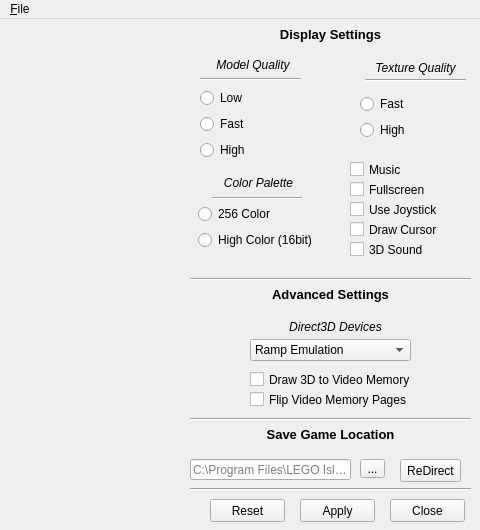
This is src/ui/main.ui in le717/ICU as Qt 5 draws it before an edit. The edited form follows.
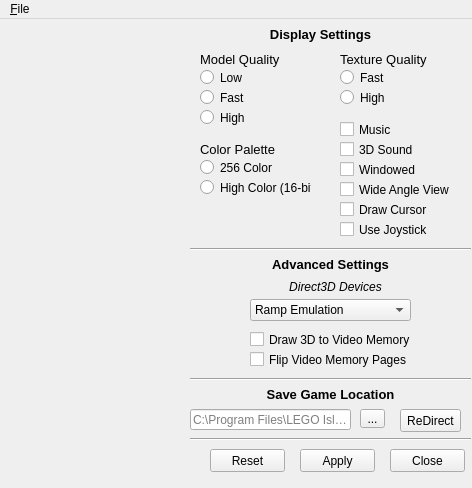
This is the edited form. Icons and pictures are not drawn.

Commit message: Rework some of the UI [ci skip]

Patch:
```diff
--- a/src/ui/main.ui
+++ b/src/ui/main.ui
@@ -6,20 +6,20 @@
    <rect>
     <x>0</x>
     <y>0</y>
-    <width>480</width>
-    <height>530</height>
+    <width>472</width>
+    <height>488</height>
    </rect>
   </property>
   <property name="minimumSize">
    <size>
-    <width>480</width>
-    <height>530</height>
+    <width>472</width>
+    <height>488</height>
    </size>
   </property>
   <property name="maximumSize">
    <size>
-    <width>480</width>
-    <height>530</height>
+    <width>472</width>
+    <height>488</height>
    </size>
   </property>
   <property name="windowTitle">
@@ -46,7 +46,7 @@
     <property name="geometry">
      <rect>
       <x>10</x>
-      <y>20</y>
+      <y>10</y>
       <width>168</width>
       <height>450</height>
      </rect>
@@ -61,8 +61,8 @@
    <widget class="QCheckBox" name="chkFullscreen">
     <property name="geometry">
      <rect>
-      <x>350</x>
-      <y>160</y>
+      <x>340</x>
+      <y>140</y>
       <width>81</width>
       <height>21</height>
      </rect>
@@ -74,7 +74,7 @@
      <string notr="true">font: 10pt &quot;Segoe UI&quot;;</string>
     </property>
     <property name="text">
-     <string notr="true">Fullscreen</string>
+     <string notr="true">Windowed</string>
     </property>
     <property name="checkable">
      <bool>true</bool>
@@ -83,8 +83,8 @@
    <widget class="QCheckBox" name="chkMusic">
     <property name="geometry">
      <rect>
-      <x>350</x>
-      <y>140</y>
+      <x>340</x>
+      <y>100</y>
       <width>61</width>
       <height>21</height>
      </rect>
@@ -102,8 +102,8 @@
    <widget class="QCheckBox" name="chkJoystick">
     <property name="geometry">
      <rect>
-      <x>350</x>
-      <y>180</y>
+      <x>340</x>
+      <y>200</y>
       <width>91</width>
       <height>21</height>
      </rect>
@@ -121,8 +121,8 @@
    <widget class="QCheckBox" name="chkSound">
     <property name="geometry">
      <rect>
-      <x>350</x>
-      <y>220</y>
+      <x>340</x>
+      <y>120</y>
       <width>81</width>
       <height>21</height>
      </rect>
@@ -140,7 +140,7 @@
    <widget class="QLabel" name="lbDisplay">
     <property name="geometry">
      <rect>
-      <x>260</x>
+      <x>250</x>
       <y>0</y>
       <width>141</width>
       <height>31</height>
@@ -150,50 +150,11 @@
      <string notr="true">&lt;html&gt;&lt;head/&gt;&lt;body&gt;&lt;p align=&quot;center&quot;&gt;&lt;span style=&quot; font-size:10pt; font-weight:600;&quot;&gt;Display Settings&lt;/span&gt;&lt;/p&gt;&lt;/body&gt;&lt;/html&gt;</string>
     </property>
    </widget>
-   <widget class="Line" name="line3">
-    <property name="geometry">
-     <rect>
-      <x>212</x>
-      <y>169</y>
-      <width>90</width>
-      <height>20</height>
-     </rect>
-    </property>
-    <property name="orientation">
-     <enum>Qt::Horizontal</enum>
-    </property>
-   </widget>
-   <widget class="Line" name="line2">
-    <property name="geometry">
-     <rect>
-      <x>365</x>
-      <y>51</y>
-      <width>101</width>
-      <height>20</height>
-     </rect>
-    </property>
-    <property name="orientation">
-     <enum>Qt::Horizontal</enum>
-    </property>
-   </widget>
-   <widget class="Line" name="line1">
-    <property name="geometry">
-     <rect>
-      <x>200</x>
-      <y>50</y>
-      <width>101</width>
-      <height>20</height>
-     </rect>
-    </property>
-    <property name="orientation">
-     <enum>Qt::Horizontal</enum>
-    </property>
-   </widget>
    <widget class="Line" name="line4">
     <property name="geometry">
      <rect>
       <x>190</x>
-      <y>250</y>
+      <y>220</y>
       <width>281</width>
       <height>20</height>
      </rect>
@@ -206,7 +167,7 @@
     <property name="geometry">
      <rect>
       <x>250</x>
-      <y>320</y>
+      <y>280</y>
       <width>161</width>
       <height>22</height>
      </rect>
@@ -236,7 +197,7 @@
     <property name="geometry">
      <rect>
       <x>260</x>
-      <y>260</y>
+      <y>230</y>
       <width>141</width>
       <height>31</height>
      </rect>
@@ -249,7 +210,7 @@
     <property name="geometry">
      <rect>
       <x>280</x>
-      <y>300</y>
+      <y>260</y>
       <width>111</width>
       <height>17</height>
      </rect>
@@ -268,7 +229,7 @@
     <property name="geometry">
      <rect>
       <x>250</x>
-      <y>350</y>
+      <y>310</y>
       <width>181</width>
       <height>21</height>
      </rect>
@@ -287,7 +248,7 @@
     <property name="geometry">
      <rect>
       <x>250</x>
-      <y>370</y>
+      <y>330</y>
       <width>181</width>
       <height>21</height>
      </rect>
@@ -305,8 +266,8 @@
    <widget class="QCheckBox" name="chkCursor">
     <property name="geometry">
      <rect>
-      <x>350</x>
-      <y>200</y>
+      <x>340</x>
+      <y>180</y>
       <width>101</width>
       <height>21</height>
      </rect>
@@ -325,7 +286,7 @@
     <property name="geometry">
      <rect>
       <x>210</x>
-      <y>480</y>
+      <y>430</y>
       <width>75</width>
       <height>23</height>
      </rect>
@@ -338,7 +299,7 @@
     <property name="geometry">
      <rect>
       <x>190</x>
-      <y>440</y>
+      <y>390</y>
       <width>161</width>
       <height>21</height>
      </rect>
@@ -354,7 +315,7 @@
     <property name="geometry">
      <rect>
       <x>260</x>
-      <y>400</y>
+      <y>360</y>
       <width>141</width>
       <height>31</height>
      </rect>
@@ -367,7 +328,7 @@
     <property name="geometry">
      <rect>
       <x>190</x>
-      <y>390</y>
+      <y>350</y>
       <width>281</width>
       <height>20</height>
      </rect>
@@ -383,7 +344,7 @@
     <property name="geometry">
      <rect>
       <x>390</x>
-      <y>480</y>
+      <y>430</y>
       <width>75</width>
       <height>23</height>
      </rect>
@@ -399,7 +360,7 @@
     <property name="geometry">
      <rect>
       <x>190</x>
-      <y>460</y>
+      <y>410</y>
       <width>281</width>
       <height>20</height>
      </rect>
@@ -412,7 +373,7 @@
     <property name="geometry">
      <rect>
       <x>400</x>
-      <y>440</y>
+      <y>390</y>
       <width>61</width>
       <height>23</height>
      </rect>
@@ -424,147 +385,11 @@
      <string notr="true">ReDirect</string>
     </property>
    </widget>
-   <widget class="QWidget" name="layoutWidget">
-    <property name="geometry">
-     <rect>
-      <x>198</x>
-      <y>150</y>
-      <width>121</width>
-      <height>81</height>
-     </rect>
-    </property>
-    <layout class="QGridLayout" name="gridColors">
-     <item row="2" column="0">
-      <widget class="QRadioButton" name="radioColor16b">
-       <property name="toolTip">
-        <string notr="true">Select a color depth</string>
-       </property>
-       <property name="text">
-        <string notr="true">High Color (16bit)</string>
-       </property>
-      </widget>
-     </item>
-     <item row="1" column="0">
-      <widget class="QRadioButton" name="radioColor256">
-       <property name="toolTip">
-        <string notr="true">Select a color depth</string>
-       </property>
-       <property name="text">
-        <string notr="true">256 Color</string>
-       </property>
-      </widget>
-     </item>
-     <item row="0" column="0">
-      <widget class="QLabel" name="lbColorPal">
-       <property name="styleSheet">
-        <string notr="true">font: 10pt &quot;Segoe UI&quot;;</string>
-       </property>
-       <property name="text">
-        <string notr="true">&lt;html&gt;&lt;head/&gt;&lt;body&gt;&lt;p align=&quot;center&quot;&gt;&lt;span style=&quot; font-style:italic;&quot;&gt;Color Palette&lt;/span&gt;&lt;/p&gt;&lt;/body&gt;&lt;/html&gt;</string>
-       </property>
-      </widget>
-     </item>
-    </layout>
-   </widget>
-   <widget class="QWidget" name="layoutWidget">
-    <property name="geometry">
-     <rect>
-      <x>200</x>
-      <y>30</y>
-      <width>106</width>
-      <height>111</height>
-     </rect>
-    </property>
-    <layout class="QGridLayout" name="gridModelQual">
-     <item row="0" column="0">
-      <widget class="QLabel" name="lbModelQual">
-       <property name="styleSheet">
-        <string notr="true">font: 10pt &quot;Segoe UI&quot;;</string>
-       </property>
-       <property name="text">
-        <string notr="true">&lt;html&gt;&lt;head/&gt;&lt;body&gt;&lt;p align=&quot;center&quot;&gt;&lt;span style=&quot; font-style:italic;&quot;&gt;Model Quality&lt;/span&gt;&lt;/p&gt;&lt;/body&gt;&lt;/html&gt;</string>
-       </property>
-      </widget>
-     </item>
-     <item row="2" column="0">
-      <widget class="QRadioButton" name="radioModelFast">
-       <property name="toolTip">
-        <string notr="true">3D Model Quality</string>
-       </property>
-       <property name="text">
-        <string notr="true">Fast</string>
-       </property>
-      </widget>
-     </item>
-     <item row="3" column="0">
-      <widget class="QRadioButton" name="radioModelHigh">
-       <property name="toolTip">
-        <string notr="true">3D Model Quality</string>
-       </property>
-       <property name="text">
-        <string notr="true">High</string>
-       </property>
-      </widget>
-     </item>
-     <item row="1" column="0">
-      <widget class="QRadioButton" name="radioModelLow">
-       <property name="toolTip">
-        <string notr="true">3D Model Quality</string>
-       </property>
-       <property name="text">
-        <string notr="true">Low</string>
-       </property>
-      </widget>
-     </item>
-    </layout>
-   </widget>
-   <widget class="QWidget" name="layoutWidget">
-    <property name="geometry">
-     <rect>
-      <x>360</x>
-      <y>30</y>
-      <width>111</width>
-      <height>91</height>
-     </rect>
-    </property>
-    <layout class="QGridLayout" name="gridTexQual">
-     <item row="1" column="0">
-      <widget class="QRadioButton" name="radioTexFast">
-       <property name="toolTip">
-        <string notr="true">Texture Quality</string>
-       </property>
-       <property name="text">
-        <string notr="true">Fast</string>
-       </property>
-      </widget>
-     </item>
-     <item row="2" column="0">
-      <widget class="QRadioButton" name="radioTexHigh">
-       <property name="toolTip">
-        <string notr="true">Texture Quality</string>
-       </property>
-       <property name="text">
-        <string notr="true">High</string>
-       </property>
-      </widget>
-     </item>
-     <item row="0" column="0">
-      <widget class="QLabel" name="lbTextureQual">
-       <property name="styleSheet">
-        <string notr="true">font: 10pt &quot;Segoe UI&quot;;</string>
-       </property>
-       <property name="text">
-        <string notr="true">&lt;html&gt;&lt;head/&gt;&lt;body&gt;&lt;p align=&quot;center&quot;&gt;&lt;span style=&quot; font-style:italic;&quot;&gt;Texture Quality&lt;/span&gt;&lt;/p&gt;&lt;/body&gt;&lt;/html&gt;</string>
-       </property>
-      </widget>
-     </item>
-    </layout>
-   </widget>
    <widget class="QToolButton" name="btnBrowse">
     <property name="geometry">
      <rect>
       <x>360</x>
-      <y>440</y>
+      <y>390</y>
       <width>25</width>
       <height>19</height>
      </rect>
@@ -580,7 +405,7 @@
     <property name="geometry">
      <rect>
       <x>300</x>
-      <y>480</y>
+      <y>430</y>
       <width>75</width>
       <height>23</height>
      </rect>
@@ -589,8 +414,186 @@
      <string notr="true">Apply</string>
     </property>
    </widget>
-   <zorder>layoutWidget</zorder>
-   <zorder>layoutWidget</zorder>
+   <widget class="QCheckBox" name="chkWideAngle">
+    <property name="geometry">
+     <rect>
+      <x>340</x>
+      <y>160</y>
+      <width>121</width>
+      <height>21</height>
+     </rect>
+    </property>
+    <property name="styleSheet">
+     <string notr="true">font: 10pt &quot;Segoe UI&quot;;</string>
+    </property>
+    <property name="text">
+     <string notr="true">Wide Angle View</string>
+    </property>
+   </widget>
+   <widget class="QWidget" name="wdgtModelQual" native="true">
+    <property name="geometry">
+     <rect>
+      <x>200</x>
+      <y>50</y>
+      <width>71</width>
+      <height>61</height>
+     </rect>
+    </property>
+    <widget class="QRadioButton" name="radioModelHigh">
+     <property name="geometry">
+      <rect>
+       <x>0</x>
+       <y>40</y>
+       <width>82</width>
+       <height>17</height>
+      </rect>
+     </property>
+     <property name="text">
+      <string notr="true">High</string>
+     </property>
+    </widget>
+    <widget class="QRadioButton" name="radioModelFast">
+     <property name="geometry">
+      <rect>
+       <x>0</x>
+       <y>20</y>
+       <width>82</width>
+       <height>17</height>
+      </rect>
+     </property>
+     <property name="text">
+      <string notr="true">Fast</string>
+     </property>
+    </widget>
+    <widget class="QRadioButton" name="radioModelLow">
+     <property name="geometry">
+      <rect>
+       <x>0</x>
+       <y>0</y>
+       <width>82</width>
+       <height>17</height>
+      </rect>
+     </property>
+     <property name="text">
+      <string notr="true">Low</string>
+     </property>
+    </widget>
+    <zorder>radioModelHigh</zorder>
+    <zorder>radioModelFast</zorder>
+    <zorder>radioModelLow</zorder>
+    <zorder>groupBox_3</zorder>
+   </widget>
+   <widget class="QWidget" name="wdgtTexQual" native="true">
+    <property name="geometry">
+     <rect>
+      <x>340</x>
+      <y>50</y>
+      <width>71</width>
+      <height>41</height>
+     </rect>
+    </property>
+    <widget class="QRadioButton" name="radioTexHigh">
+     <property name="geometry">
+      <rect>
+       <x>0</x>
+       <y>20</y>
+       <width>82</width>
+       <height>17</height>
+      </rect>
+     </property>
+     <property name="text">
+      <string notr="true">High</string>
+     </property>
+    </widget>
+    <widget class="QRadioButton" name="radioTexFast">
+     <property name="geometry">
+      <rect>
+       <x>0</x>
+       <y>0</y>
+       <width>82</width>
+       <height>17</height>
+      </rect>
+     </property>
+     <property name="text">
+      <string notr="true">Fast</string>
+     </property>
+    </widget>
+   </widget>
+   <widget class="QWidget" name="wdgtColorPal" native="true">
+    <property name="geometry">
+     <rect>
+      <x>200</x>
+      <y>140</y>
+      <width>120</width>
+      <height>41</height>
+     </rect>
+    </property>
+    <widget class="QRadioButton" name="radioColor16b">
+     <property name="geometry">
+      <rect>
+       <x>0</x>
+       <y>20</y>
+       <width>111</width>
+       <height>17</height>
+      </rect>
+     </property>
+     <property name="text">
+      <string notr="true">High Color (16-bit)</string>
+     </property>
+    </widget>
+    <widget class="QRadioButton" name="radioColor256">
+     <property name="geometry">
+      <rect>
+       <x>0</x>
+       <y>0</y>
+       <width>82</width>
+       <height>17</height>
+      </rect>
+     </property>
+     <property name="text">
+      <string notr="true">256 Color</string>
+     </property>
+    </widget>
+   </widget>
+   <widget class="QLabel" name="lbModelQual">
+    <property name="geometry">
+     <rect>
+      <x>200</x>
+      <y>30</y>
+      <width>81</width>
+      <height>21</height>
+     </rect>
+    </property>
+    <property name="text">
+     <string notr="true">&lt;html&gt;&lt;head/&gt;&lt;body&gt;&lt;p&gt;&lt;span style=&quot; font-size:10pt;&quot;&gt;Model Quality&lt;/span&gt;&lt;/p&gt;&lt;/body&gt;&lt;/html&gt;</string>
+    </property>
+   </widget>
+   <widget class="QLabel" name="lbTextQual">
+    <property name="geometry">
+     <rect>
+      <x>340</x>
+      <y>30</y>
+      <width>91</width>
+      <height>21</height>
+     </rect>
+    </property>
+    <property name="text">
+     <string notr="true">&lt;html&gt;&lt;head/&gt;&lt;body&gt;&lt;p&gt;&lt;span style=&quot; font-size:10pt;&quot;&gt;Texture Quality&lt;/span&gt;&lt;/p&gt;&lt;/body&gt;&lt;/html&gt;</string>
+    </property>
+   </widget>
+   <widget class="QLabel" name="lbColorPal">
+    <property name="geometry">
+     <rect>
+      <x>200</x>
+      <y>120</y>
+      <width>81</width>
+      <height>21</height>
+     </rect>
+    </property>
+    <property name="text">
+     <string notr="true">&lt;html&gt;&lt;head/&gt;&lt;body&gt;&lt;p&gt;&lt;span style=&quot; font-size:10pt;&quot;&gt;Color Palette&lt;/span&gt;&lt;/p&gt;&lt;/body&gt;&lt;/html&gt;</string>
+    </property>
+   </widget>
    <zorder>imgBrkstr</zorder>
    <zorder>layoutWidget</zorder>
    <zorder>chkFullscreen</zorder>
@@ -623,7 +626,7 @@
     <rect>
      <x>0</x>
      <y>0</y>
-     <width>480</width>
+     <width>472</width>
      <height>21</height>
     </rect>
    </property>
```
Left out of the diff: 32 changed lines with no effect on the pictures. The commit also changes 1 other file.
